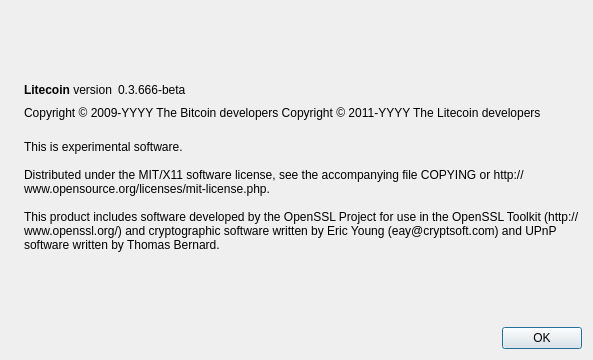
Qt form src/qt/forms/aboutdialog.ui (CriticalNix/FunKarmaCoin) before a commit.
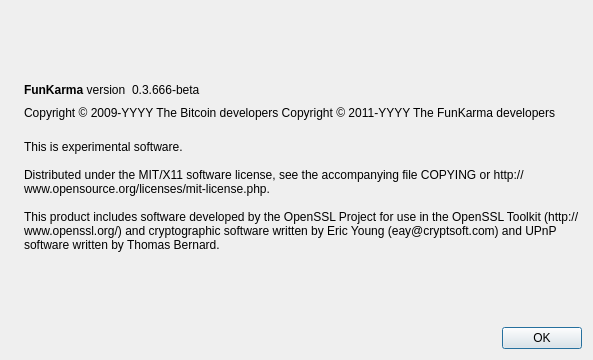
The same form after that commit. Icons and pictures are not drawn.

Diff of the .ui file:
```diff
--- a/src/qt/forms/aboutdialog.ui
+++ b/src/qt/forms/aboutdialog.ui
@@ -50,7 +50,7 @@
           <cursorShape>IBeamCursor</cursorShape>
          </property>
          <property name="text">
-          <string>&lt;b&gt;Litecoin&lt;/b&gt; version</string>
+          <string>&lt;b&gt;FunKarma&lt;/b&gt; version</string>
          </property>
          <property name="textInteractionFlags">
           <set>Qt::LinksAccessibleByMouse|Qt::TextSelectableByKeyboard|Qt::TextSelectableByMouse</set>
@@ -92,7 +92,7 @@
        </property>
        <property name="text">
         <string notr="true">Copyright &amp;copy; 2009-YYYY The Bitcoin developers
-Copyright &amp;copy; 2011-YYYY The Litecoin developers</string>
+Copyright &amp;copy; 2011-YYYY The FunKarma developers</string>
        </property>
        <property name="textFormat">
         <enum>Qt::RichText</enum>
```
Left out of the diff: 2 changed lines with no effect on the pictures.
